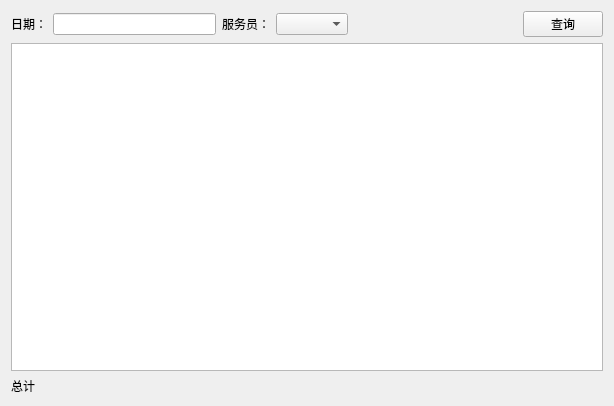
Qt form src/checkwidget.ui (daodaoliang/caicai) before a commit.
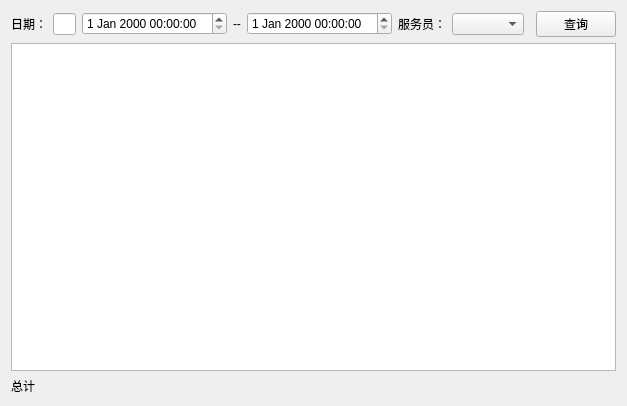
The same form after that commit.

Commit message: 添加按日期查询

Diff of the .ui file:
```diff
--- a/src/checkwidget.ui
+++ b/src/checkwidget.ui
@@ -6,7 +6,7 @@
    <rect>
     <x>0</x>
     <y>0</y>
-    <width>614</width>
+    <width>627</width>
     <height>406</height>
    </rect>
   </property>
@@ -14,13 +14,10 @@
    <string>Form</string>
   </property>
   <layout class="QGridLayout" name="gridLayout">
-   <item row="1" column="0" colspan="6">
-    <widget class="QTableView" name="tableView"/>
-   </item>
-   <item row="0" column="3">
+   <item row="0" column="6">
     <widget class="QComboBox" name="comboBox"/>
    </item>
-   <item row="2" column="0" colspan="6">
+   <item row="2" column="0" colspan="9">
     <widget class="QLabel" name="label_3">
      <property name="text">
       <string>总计</string>
@@ -30,28 +27,21 @@
    <item row="0" column="1">
     <widget class="QLineEdit" name="lineEdit"/>
    </item>
-   <item row="0" column="5">
+   <item row="0" column="8">
     <widget class="QPushButton" name="pushButton">
      <property name="text">
       <string>查询</string>
      </property>
     </widget>
    </item>
-   <item row="0" column="2">
+   <item row="0" column="5">
     <widget class="QLabel" name="label_2">
      <property name="text">
       <string>服务员：</string>
      </property>
     </widget>
    </item>
-   <item row="0" column="0">
-    <widget class="QLabel" name="label">
-     <property name="text">
-      <string>日期：</string>
-     </property>
-    </widget>
-   </item>
-   <item row="0" column="4">
+   <item row="0" column="7">
     <spacer name="horizontalSpacer">
      <property name="orientation">
       <enum>Qt::Horizontal</enum>
@@ -64,6 +54,29 @@
      </property>
     </spacer>
    </item>
+   <item row="0" column="0">
+    <widget class="QLabel" name="label">
+     <property name="text">
+      <string>日期：</string>
+     </property>
+    </widget>
+   </item>
+   <item row="0" column="4">
+    <widget class="QDateTimeEdit" name="dateTimeEdit_End"/>
+   </item>
+   <item row="1" column="0" colspan="9">
+    <widget class="QTableView" name="tableView"/>
+   </item>
+   <item row="0" column="2">
+    <widget class="QDateTimeEdit" name="dateTimeEdit_Start"/>
+   </item>
+   <item row="0" column="3">
+    <widget class="QLabel" name="label_4">
+     <property name="text">
+      <string>--</string>
+     </property>
+    </widget>
+   </item>
   </layout>
  </widget>
  <resources/>
```
The commit also changes 2 other files.
